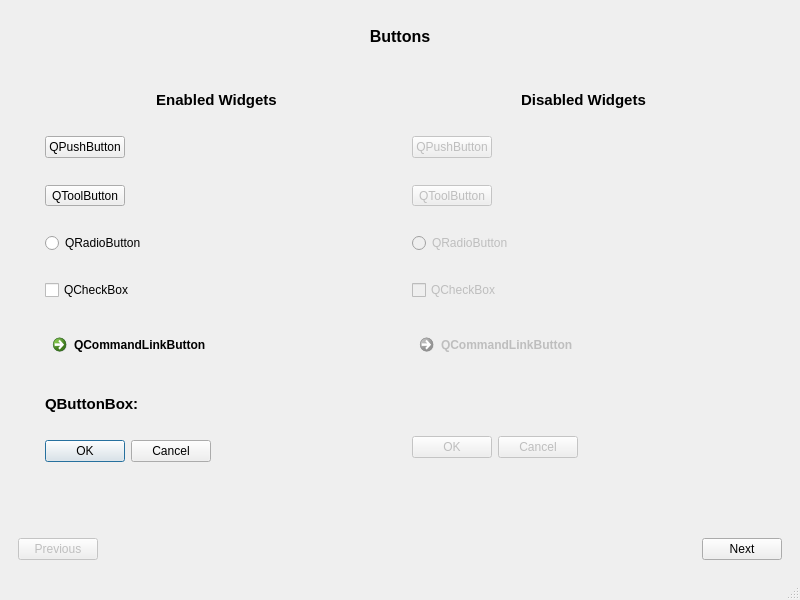
omailson/cutecase, file src/mainwindow.ui: the form before one commit.
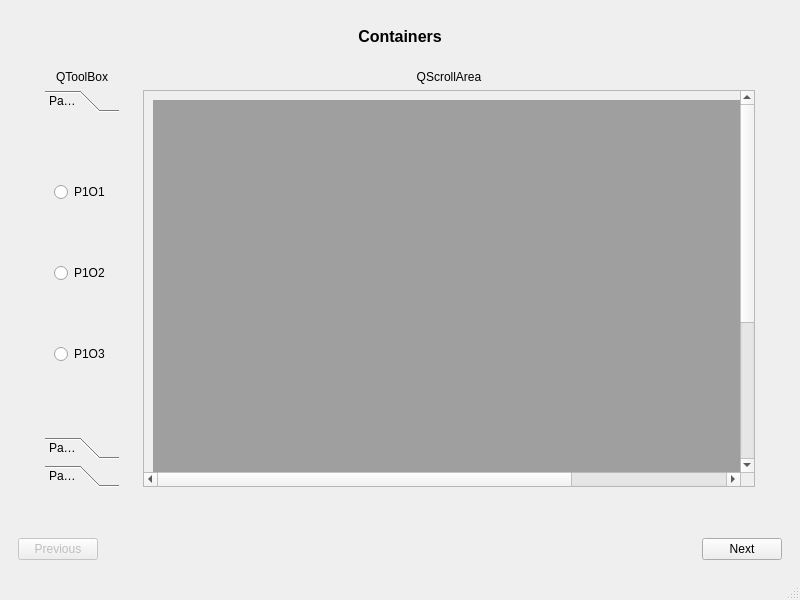
The form after the commit. The open tabs and pages were chosen to show the change.

Commit message: Finishing the containers pages.

Patch:
```diff
--- a/src/mainwindow.ui
+++ b/src/mainwindow.ui
@@ -245,7 +245,7 @@
                     </sizepolicy>
                    </property>
                    <property name="text">
-                    <string> </string>
+                    <string/>
                    </property>
                   </widget>
                  </item>
@@ -269,9 +269,6 @@
                </widget>
               </item>
              </layout>
-             <zorder>label</zorder>
-             <zorder>widget_4</zorder>
-             <zorder>widget_5</zorder>
             </widget>
            </item>
           </layout>
@@ -291,7 +288,7 @@
 &lt;html&gt;&lt;head&gt;&lt;meta name=&quot;qrichtext&quot; content=&quot;1&quot; /&gt;&lt;style type=&quot;text/css&quot;&gt;
 p, li { white-space: pre-wrap; }
 &lt;/style&gt;&lt;/head&gt;&lt;body style=&quot; font-family:'Cantarell'; font-size:11pt; font-weight:400; font-style:normal;&quot;&gt;
-&lt;p style=&quot; margin-top:0px; margin-bottom:0px; margin-left:0px; margin-right:0px; -qt-block-indent:0; text-indent:0px;&quot;&gt;&lt;span style=&quot; font-weight:600;&quot;&gt;Containers&lt;/span&gt;&lt;/p&gt;&lt;/body&gt;&lt;/html&gt;</string>
+&lt;p style=&quot; margin-top:0px; margin-bottom:0px; margin-left:0px; margin-right:0px; -qt-block-indent:0; text-indent:0px;&quot;&gt;&lt;span style=&quot; font-size:12pt; font-weight:600;&quot;&gt;Containers&lt;/span&gt;&lt;/p&gt;&lt;/body&gt;&lt;/html&gt;</string>
              </property>
              <property name="alignment">
               <set>Qt::AlignCenter</set>
@@ -301,7 +298,16 @@
            <item>
             <widget class="QWidget" name="widget_6" native="true">
              <layout class="QGridLayout" name="gridLayout">
-              <item row="0" column="0">
+              <item row="1" column="0">
+               <widget class="QWidget" name="widget_10" native="true">
+                <property name="sizePolicy">
+                 <sizepolicy hsizetype="Minimum" vsizetype="Minimum">
+                  <horstretch>0</horstretch>
+                  <verstretch>0</verstretch>
+                 </sizepolicy>
+                </property>
+                <layout class="QVBoxLayout" name="verticalLayout_15">
+                 <item>
                <widget class="QGroupBox" name="groupBox_7">
                 <property name="title">
                  <string>QGroupBox</string>
@@ -331,16 +337,7 @@
                 </layout>
                </widget>
               </item>
-              <item row="1" column="0">
-               <widget class="QWidget" name="widget_10" native="true"/>
-              </item>
-              <item row="1" column="1">
-               <widget class="QWidget" name="widget_11" native="true"/>
-              </item>
-              <item row="1" column="2">
-               <widget class="QWidget" name="widget_12" native="true"/>
-              </item>
-              <item row="0" column="1">
+                 <item>
                <widget class="QFrame" name="frame_8">
                 <property name="frameShape">
                  <enum>QFrame::Box</enum>
@@ -372,7 +369,19 @@
                 </layout>
                </widget>
               </item>
-              <item row="0" column="2">
+                </layout>
+               </widget>
+              </item>
+              <item row="1" column="2">
+               <widget class="QWidget" name="widget_12" native="true">
+                <property name="sizePolicy">
+                 <sizepolicy hsizetype="Minimum" vsizetype="Minimum">
+                  <horstretch>0</horstretch>
+                  <verstretch>0</verstretch>
+                 </sizepolicy>
+                </property>
+                <layout class="QHBoxLayout" name="horizontalLayout_3">
+                 <item>
                <widget class="QTabWidget" name="tabWidget_2">
                 <property name="sizePolicy">
                  <sizepolicy hsizetype="Preferred" vsizetype="Preferred">
@@ -383,7 +392,7 @@
                 <property name="currentIndex">
                  <number>0</number>
                 </property>
-                <widget class="QWidget" name="tabWidget_2Page1" native="true">
+                   <widget class="QWidget" name="tabWidget_2Page1">
                  <attribute name="title">
                   <string>Page 1</string>
                  </attribute>
@@ -485,6 +494,289 @@
                   </item>
                  </layout>
                 </widget>
+                  </widget>
+                 </item>
+                </layout>
+               </widget>
+              </item>
+             </layout>
+            </widget>
+           </item>
+          </layout>
+         </widget>
+         <widget class="QWidget" name="page_11">
+          <layout class="QVBoxLayout" name="verticalLayout_12">
+           <item>
+            <widget class="QLabel" name="label_9">
+             <property name="sizePolicy">
+              <sizepolicy hsizetype="Preferred" vsizetype="Fixed">
+               <horstretch>0</horstretch>
+               <verstretch>0</verstretch>
+              </sizepolicy>
+             </property>
+             <property name="text">
+              <string>&lt;!DOCTYPE HTML PUBLIC &quot;-//W3C//DTD HTML 4.0//EN&quot; &quot;http://www.w3.org/TR/REC-html40/strict.dtd&quot;&gt;
+&lt;html&gt;&lt;head&gt;&lt;meta name=&quot;qrichtext&quot; content=&quot;1&quot; /&gt;&lt;style type=&quot;text/css&quot;&gt;
+p, li { white-space: pre-wrap; }
+&lt;/style&gt;&lt;/head&gt;&lt;body style=&quot; font-family:'Cantarell'; font-size:11pt; font-weight:400; font-style:normal;&quot;&gt;
+&lt;p style=&quot; margin-top:0px; margin-bottom:0px; margin-left:0px; margin-right:0px; -qt-block-indent:0; text-indent:0px;&quot;&gt;&lt;span style=&quot; font-size:12pt; font-weight:600;&quot;&gt;Containers&lt;/span&gt;&lt;/p&gt;&lt;/body&gt;&lt;/html&gt;</string>
+             </property>
+             <property name="alignment">
+              <set>Qt::AlignCenter</set>
+             </property>
+            </widget>
+           </item>
+           <item>
+            <widget class="QWidget" name="widget_2" native="true">
+             <layout class="QHBoxLayout" name="horizontalLayout_5">
+              <item>
+               <widget class="QWidget" name="widget_8" native="true">
+                <property name="sizePolicy">
+                 <sizepolicy hsizetype="Maximum" vsizetype="Preferred">
+                  <horstretch>0</horstretch>
+                  <verstretch>0</verstretch>
+                 </sizepolicy>
+                </property>
+                <layout class="QVBoxLayout" name="verticalLayout_13">
+                 <item>
+                  <widget class="QLabel" name="label_10">
+                   <property name="text">
+                    <string>QToolBox</string>
+                   </property>
+                   <property name="alignment">
+                    <set>Qt::AlignCenter</set>
+                   </property>
+                  </widget>
+                 </item>
+                 <item>
+                  <widget class="QToolBox" name="toolBox">
+                   <property name="sizePolicy">
+                    <sizepolicy hsizetype="Minimum" vsizetype="Preferred">
+                     <horstretch>0</horstretch>
+                     <verstretch>0</verstretch>
+                    </sizepolicy>
+                   </property>
+                   <property name="currentIndex">
+                    <number>0</number>
+                   </property>
+                   <widget class="QWidget" name="page_12">
+                    <property name="geometry">
+                     <rect>
+                      <x>0</x>
+                      <y>0</y>
+                      <width>115</width>
+                      <height>269</height>
+                     </rect>
+                    </property>
+                    <attribute name="label">
+                     <string>Page 1</string>
+                    </attribute>
+                    <layout class="QVBoxLayout" name="verticalLayout_16">
+                     <item>
+                      <widget class="QRadioButton" name="radioButton_9">
+                       <property name="sizePolicy">
+                        <sizepolicy hsizetype="Fixed" vsizetype="Fixed">
+                         <horstretch>0</horstretch>
+                         <verstretch>0</verstretch>
+                        </sizepolicy>
+                       </property>
+                       <property name="text">
+                        <string>P1O1</string>
+                       </property>
+                      </widget>
+                     </item>
+                     <item>
+                      <widget class="QRadioButton" name="radioButton_10">
+                       <property name="sizePolicy">
+                        <sizepolicy hsizetype="Fixed" vsizetype="Fixed">
+                         <horstretch>0</horstretch>
+                         <verstretch>0</verstretch>
+                        </sizepolicy>
+                       </property>
+                       <property name="text">
+                        <string>P1O2</string>
+                       </property>
+                      </widget>
+                     </item>
+                     <item>
+                      <widget class="QRadioButton" name="radioButton_11">
+                       <property name="sizePolicy">
+                        <sizepolicy hsizetype="Fixed" vsizetype="Fixed">
+                         <horstretch>0</horstretch>
+                         <verstretch>0</verstretch>
+                        </sizepolicy>
+                       </property>
+                       <property name="text">
+                        <string>P1O3</string>
+                       </property>
+                      </widget>
+                     </item>
+                    </layout>
+                   </widget>
+                   <widget class="QWidget" name="page_13">
+                    <property name="geometry">
+                     <rect>
+                      <x>0</x>
+                      <y>0</y>
+                      <width>130</width>
+                      <height>269</height>
+                     </rect>
+                    </property>
+                    <attribute name="label">
+                     <string>Page 2</string>
+                    </attribute>
+                    <layout class="QVBoxLayout" name="verticalLayout_17">
+                     <item>
+                      <widget class="QRadioButton" name="radioButton_6">
+                       <property name="sizePolicy">
+                        <sizepolicy hsizetype="Fixed" vsizetype="Fixed">
+                         <horstretch>0</horstretch>
+                         <verstretch>0</verstretch>
+                        </sizepolicy>
+                       </property>
+                       <property name="text">
+                        <string>P2O1</string>
+                       </property>
+                      </widget>
+                     </item>
+                     <item>
+                      <widget class="QRadioButton" name="radioButton_7">
+                       <property name="sizePolicy">
+                        <sizepolicy hsizetype="Fixed" vsizetype="Fixed">
+                         <horstretch>0</horstretch>
+                         <verstretch>0</verstretch>
+                        </sizepolicy>
+                       </property>
+                       <property name="text">
+                        <string>P2O2</string>
+                       </property>
+                      </widget>
+                     </item>
+                     <item>
+                      <widget class="QRadioButton" name="radioButton_8">
+                       <property name="sizePolicy">
+                        <sizepolicy hsizetype="Fixed" vsizetype="Fixed">
+                         <horstretch>0</horstretch>
+                         <verstretch>0</verstretch>
+                        </sizepolicy>
+                       </property>
+                       <property name="text">
+                        <string>P2O3</string>
+                       </property>
+                      </widget>
+                     </item>
+                    </layout>
+                   </widget>
+                   <widget class="QWidget" name="page_14">
+                    <attribute name="label">
+                     <string>Page 3</string>
+                    </attribute>
+                    <layout class="QVBoxLayout" name="verticalLayout_18">
+                     <item>
+                      <widget class="QRadioButton" name="radioButton_14">
+                       <property name="sizePolicy">
+                        <sizepolicy hsizetype="Fixed" vsizetype="Fixed">
+                         <horstretch>0</horstretch>
+                         <verstretch>0</verstretch>
+                        </sizepolicy>
+                       </property>
+                       <property name="text">
+                        <string>P3O1</string>
+                       </property>
+                      </widget>
+                     </item>
+                     <item>
+                      <widget class="QRadioButton" name="radioButton_13">
+                       <property name="sizePolicy">
+                        <sizepolicy hsizetype="Fixed" vsizetype="Fixed">
+                         <horstretch>0</horstretch>
+                         <verstretch>0</verstretch>
+                        </sizepolicy>
+                       </property>
+                       <property name="text">
+                        <string>P3O2</string>
+                       </property>
+                      </widget>
+                     </item>
+                     <item>
+                      <widget class="QRadioButton" name="radioButton_12">
+                       <property name="sizePolicy">
+                        <sizepolicy hsizetype="Fixed" vsizetype="Fixed">
+                         <horstretch>0</horstretch>
+                         <verstretch>0</verstretch>
+                        </sizepolicy>
+                       </property>
+                       <property name="text">
+                        <string>P3O3</string>
+                       </property>
+                      </widget>
+                     </item>
+                    </layout>
+                   </widget>
+                  </widget>
+                 </item>
+                </layout>
+               </widget>
+              </item>
+              <item>
+               <widget class="QWidget" name="widget_9" native="true">
+                <layout class="QVBoxLayout" name="verticalLayout_14">
+                 <item>
+                  <widget class="QLabel" name="label_8">
+                   <property name="text">
+                    <string>QScrollArea</string>
+                   </property>
+                   <property name="alignment">
+                    <set>Qt::AlignCenter</set>
+                   </property>
+                  </widget>
+                 </item>
+                 <item>
+                  <widget class="QScrollArea" name="scrollArea">
+                   <property name="sizePolicy">
+                    <sizepolicy hsizetype="MinimumExpanding" vsizetype="MinimumExpanding">
+                     <horstretch>0</horstretch>
+                     <verstretch>0</verstretch>
+                    </sizepolicy>
+                   </property>
+                   <property name="widgetResizable">
+                    <bool>true</bool>
+                   </property>
+                   <widget class="QWidget" name="scrollAreaWidgetContents_2">
+                    <property name="geometry">
+                     <rect>
+                      <x>0</x>
+                      <y>0</y>
+                      <width>818</width>
+                      <height>618</height>
+                     </rect>
+                    </property>
+                    <layout class="QHBoxLayout" name="horizontalLayout_6">
+                     <item>
+                      <widget class="QMdiArea" name="mdiArea">
+                       <property name="minimumSize">
+                        <size>
+                         <width>800</width>
+                         <height>600</height>
+                        </size>
+                       </property>
+                       <widget class="QWidget" name="subwindow">
+                        <property name="windowTitle">
+                         <string>Subwindow</string>
+                        </property>
+                       </widget>
+                       <widget class="QWidget" name="subwindow_2">
+                        <property name="windowTitle">
+                         <string>Subwindow</string>
+                        </property>
+                       </widget>
+                      </widget>
+                     </item>
+                    </layout>
+                   </widget>
+                  </widget>
+                 </item>
+                </layout>
                </widget>
               </item>
              </layout>
```
Lines whose indentation alone changed are shown as unchanged.
